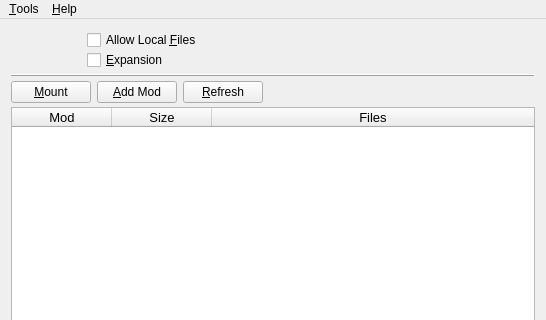
EzraZebra/WC3ModManager, file mainwindow.ui: the form before one commit; both pictures show x 0 to 546 and y 0 to 320 of the 546 by 462 pixel window.
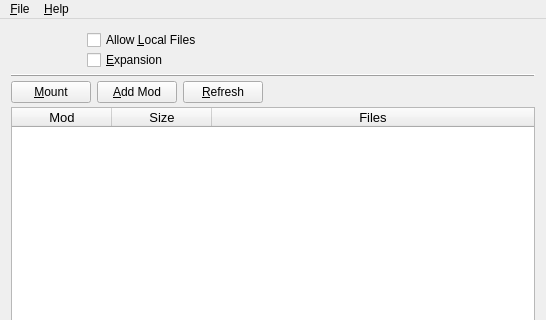
The form after the commit. Icons and pictures are not drawn.

```diff
--- a/mainwindow.ui
+++ b/mainwindow.ui
@@ -146,7 +146,7 @@
         <item>
          <widget class="QCheckBox" name="allowFilesCbx">
           <property name="text">
-           <string>Allow Local &amp;Files</string>
+           <string>Allow &amp;Local Files</string>
           </property>
          </widget>
         </item>
@@ -375,22 +375,22 @@
    <property name="nativeMenuBar">
     <bool>false</bool>
    </property>
-   <widget class="QMenu" name="menuTools">
-    <property name="tearOffEnabled">
-     <bool>false</bool>
-    </property>
-    <property name="title">
-     <string>&amp;Tools</string>
-    </property>
-    <addaction name="actionSettings"/>
-   </widget>
    <widget class="QMenu" name="menuHelp">
     <property name="title">
      <string>&amp;Help</string>
     </property>
     <addaction name="actionAbout"/>
    </widget>
-   <addaction name="menuTools"/>
+   <widget class="QMenu" name="menu_File">
+    <property name="title">
+     <string>&amp;File</string>
+    </property>
+    <addaction name="actionOpenGameFolder"/>
+    <addaction name="actionOpenModsFolder"/>
+    <addaction name="separator"/>
+    <addaction name="actionSettings"/>
+   </widget>
+   <addaction name="menu_File"/>
    <addaction name="menuHelp"/>
   </widget>
   <action name="actionSettings">
```
Left out of the diff: 39 changed lines with no effect on the pictures.
